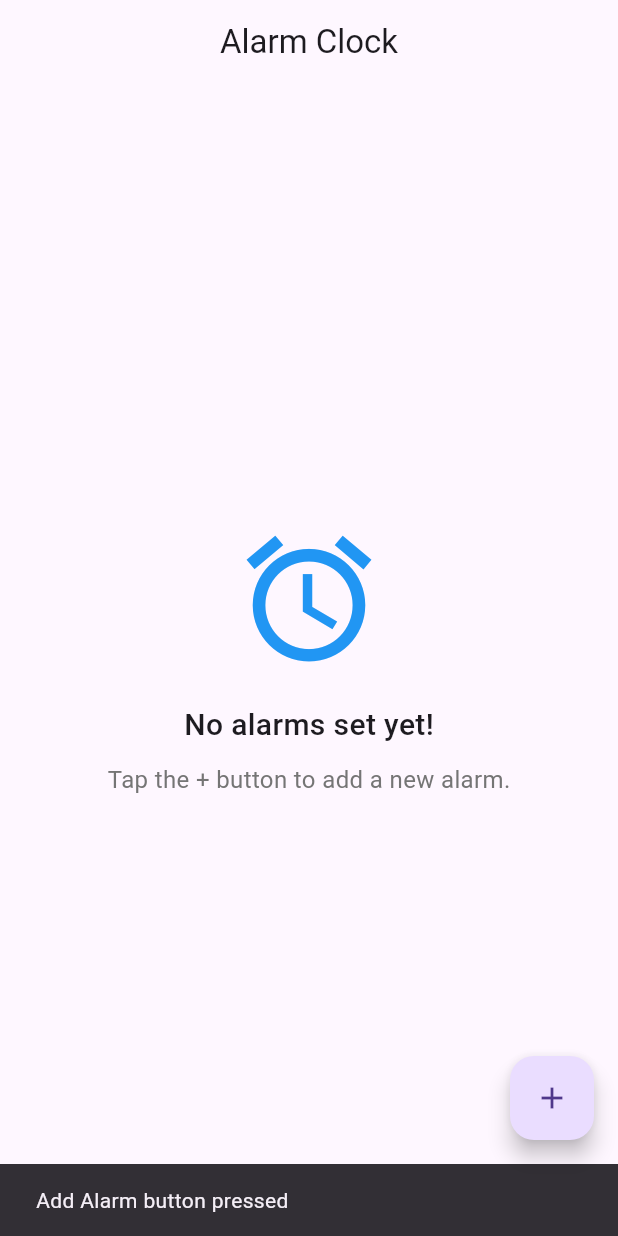
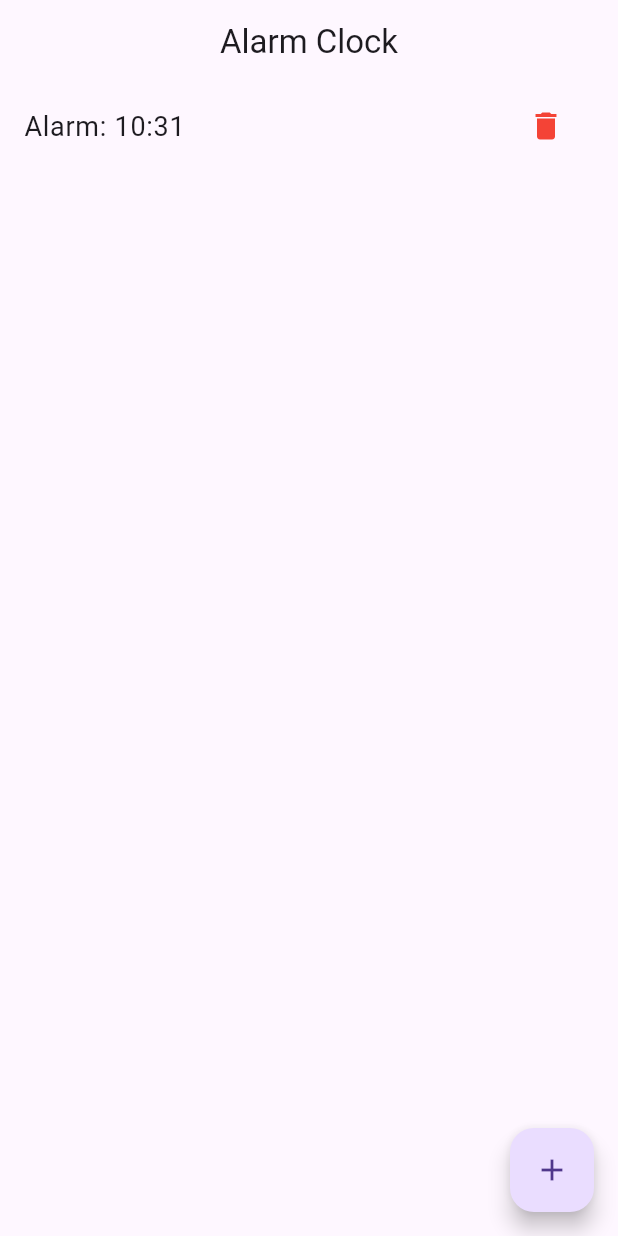
Before and after one commit to camillelnne/alarm-shuffle, a Flutter app: the screen it shows after launch, after a tap on the "add" icon, on a phone screen of 412 x 824 dp. Run offline on Flutter 3.47's test engine with Material 3 defaults, Android fonts, the phone set to English and light mode, and no system bars; our stand-ins replace flutter_riverpod, hooks_riverpod.

Commit message:
feat(alarms): integrate alarm viewmodel

```diff
--- a/lib/ui/alarm_shuffle_app.dart
+++ b/lib/ui/alarm_shuffle_app.dart
@@ -1,4 +1,4 @@
-import "package:alarm_shuffle/ui/widgets/alarm_screen.dart";
+import "package:alarm_shuffle/ui/screens/alarm_screen.dart";
 import "package:flutter/material.dart";
 
 class AlarmShuffleApp extends StatelessWidget {
--- /dev/null
+++ b/lib/ui/screens/alarm_screen.dart
@@ -0,0 +1,70 @@
+import "package:alarm_shuffle/viewmodels/alarm_viewmodel.dart";
+import "package:flutter/material.dart";
+import "package:flutter_riverpod/flutter_riverpod.dart";
+
+class AlarmScreen extends ConsumerWidget {
+  const AlarmScreen({super.key});
+
+  @override
+  Widget build(BuildContext context, WidgetRef ref) {
+    final alarmViewModel = ref.watch(alarmProvider); // Watch the AlarmViewModel
+
+    return Scaffold(
+      appBar: AppBar(
+        title: const Text("Alarm Clock"),
+        centerTitle: true,
+      ),
+      body: alarmViewModel.alarms.isEmpty
+          ? Center(
+              child: Column(
+                mainAxisAlignment: MainAxisAlignment.center,
+                children: [
+                  const Icon(
+                    Icons.alarm,
+                    size: 100,
+                    color: Colors.blue,
+                  ),
+                  const SizedBox(height: 20),
+                  const Text(
+                    "No alarms set yet!",
+                    style: TextStyle(fontSize: 20, fontWeight: FontWeight.w500),
+                  ),
+                  const SizedBox(height: 10),
+                  Text(
+                    "Tap the + button to add a new alarm.",
+                    style: TextStyle(fontSize: 16, color: Colors.grey[600]),
+                  ),
+                ],
+              ),
+            )
+          : ListView.builder(
+              itemCount: alarmViewModel.alarms.length,
+              itemBuilder: (context, index) {
+                final alarmTime = alarmViewModel.alarms[index];
+                return ListTile(
+                  title: Text(
+                    "Alarm: ${alarmTime.hour}:${alarmTime.minute.toString().padLeft(2, '0')}",
+                    style: const TextStyle(fontSize: 18),
+                  ),
+                  trailing: IconButton(
+                    icon: const Icon(Icons.delete, color: Colors.red),
+                    onPressed: () {
+                      ref.read(alarmProvider).removeAlarm(alarmTime);
+                    },
+                  ),
+                );
+              },
+            ),
+      floatingActionButton: FloatingActionButton(
+        onPressed: () {
+          // Add a sample alarm for demonstration
+          final now = DateTime.now();
+          final sampleAlarm = DateTime(now.year, now.month, now.day, now.hour, now.minute + 1);
+          ref.read(alarmProvider).addAlarm(sampleAlarm);
+        },
+        tooltip: "Add Alarm",
+        child: const Icon(Icons.add),
+      ),
+    );
+  }
+}
--- a/lib/ui/widgets/alarm_screen.dart
+++ /dev/null
@@ -1,47 +0,0 @@
-import "package:flutter/material.dart";
-
-class AlarmScreen extends StatelessWidget {
-  const AlarmScreen({super.key});
-
-  @override
-  Widget build(BuildContext context) {
-    return Scaffold(
-      appBar: AppBar(
-        title: const Text("Alarm Clock"),
-        centerTitle: true,
-      ),
-      body: Center(
-        child: Column(
-          mainAxisAlignment: MainAxisAlignment.center,
-          children: [
-            const Icon(
-              Icons.alarm,
-              size: 100,
-              color: Colors.blue,
-            ),
-            const SizedBox(height: 20),
-            const Text(
-              "No alarms set yet!",
-              style: TextStyle(fontSize: 20, fontWeight: FontWeight.w500),
-            ),
-            const SizedBox(height: 10),
-            Text(
-              "Tap the + button to add a new alarm.",
-              style: TextStyle(fontSize: 16, color: Colors.grey[600]),
-            ),
-          ],
-        ),
-      ),
-      floatingActionButton: FloatingActionButton(
-        onPressed: () {
-          // TODO: Navigate to the add alarm screen
-          ScaffoldMessenger.of(context).showSnackBar(
-            const SnackBar(content: Text("Add Alarm button pressed")),
-          );
-        },
-        tooltip: "Add Alarm",
-        child: const Icon(Icons.add),
-      ),
-    );
-  }
-}
--- /dev/null
+++ b/lib/viewmodels/alarm_viewmodel.dart
@@ -0,0 +1,25 @@
+import "package:flutter/material.dart";
+import "package:flutter_riverpod/flutter_riverpod.dart";
+
+class AlarmViewModel extends ChangeNotifier {
+  final List<DateTime> _alarms = []; // List to store alarms
+
+  List<DateTime> get alarms => List.unmodifiable(_alarms); // Prevent external modification
+
+  void addAlarm(DateTime alarmTime) {
+    _alarms.add(alarmTime);
+    notifyListeners(); // Notify UI listeners to rebuild
+  }
+
+  void removeAlarm(DateTime alarmTime) {
+    _alarms.remove(alarmTime); // Remove the alarm
+    notifyListeners();
+  }
+
+  void clearAlarms() {
+    _alarms.clear(); // Clear all alarms
+    notifyListeners();
+  }
+}
+
+final alarmProvider = ChangeNotifierProvider((ref) => AlarmViewModel());
--- a/pubspec.yaml
+++ b/pubspec.yaml
@@ -14,6 +14,7 @@ dependencies:
   hooks_riverpod: ^2.4.10
   flutter_hooks: ^0.18.0
   cupertino_icons: ^1.0.8
+  flutter_riverpod: any
 
 dev_dependencies:
   flutter_test:
```
Also changed, not shown: lib/ui/screens/audio_screen.dart (added), pubspec.lock.
